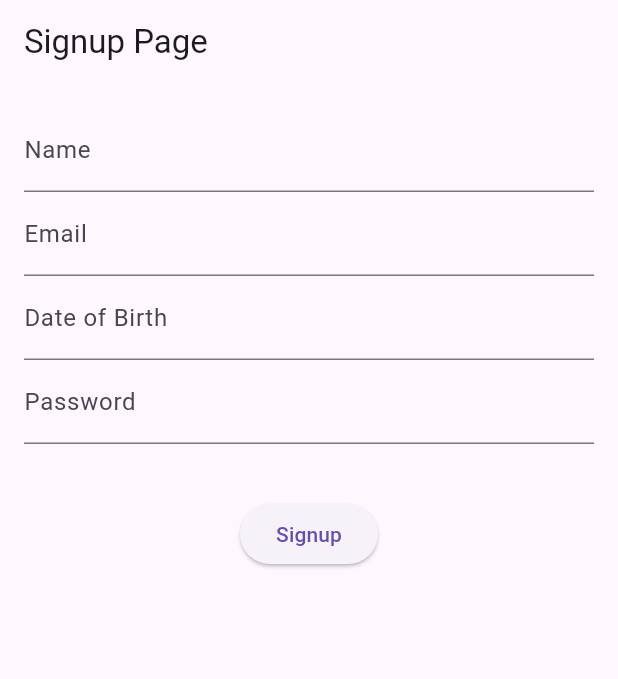
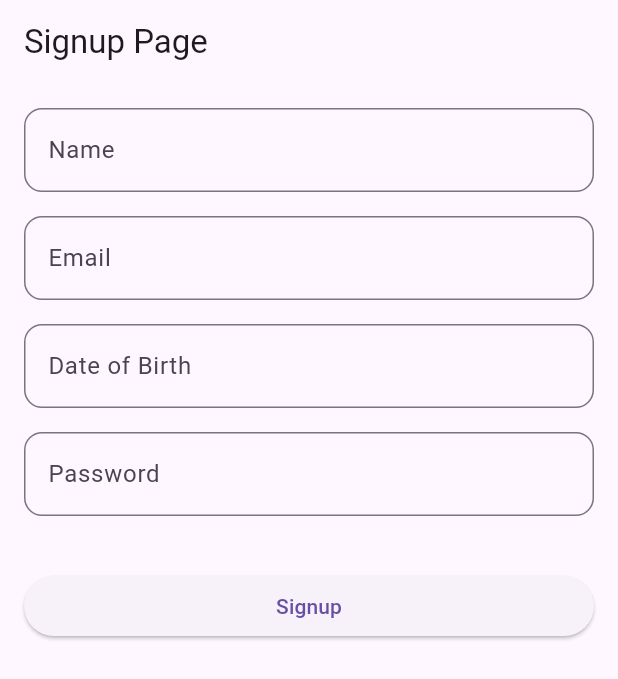
Before and after one commit to abigailsheldon/act10, a Flutter app: the screen it shows after launch, on a phone screen of 412 x 824 dp. Shown: the top 679 px of the screen. Run offline on Flutter 3.47's test engine with Material 3 defaults, Android fonts, the phone set to English and light mode, and no system bars; drawn by our look-alikes of flutter_form_builder; our stand-ins replace form_builder_validators.

```diff
--- a/lib/main.dart
+++ b/lib/main.dart
@@ -33,6 +33,16 @@ class _SignupPageState extends State<SignupPage> {
   // Global key to identify form and save form data for validation
   final _formKey = GlobalKey<FormBuilderState>();
 
+  // A common InputDecoration for rounded borders.
+  InputDecoration _inputDecoration(String label) {
+    return InputDecoration(
+      labelText: label,
+      border: OutlineInputBorder(
+        borderRadius: BorderRadius.circular(12.0),
+      ),
+    );
+  }
+
   @override
   Widget build(BuildContext context) {
     return Scaffold(
@@ -44,56 +54,54 @@ class _SignupPageState extends State<SignupPage> {
           // Global key
           key: _formKey,
           child: Column(
+            crossAxisAlignment: CrossAxisAlignment.stretch,
             children: <Widget>[
               // FormBuilderTextField for text input: name, email, password
 
               // Name input
               FormBuilderTextField(
                 name: 'name',
-                decoration: const InputDecoration(labelText: 'Name'),
+                decoration: _inputDecoration('Name'),
                 // Input validation
                 validator: FormBuilderValidators.compose([
-                  FormBuilderValidators.required(context,
-                      errorText: 'Name required'),
+                  FormBuilderValidators.required(errorText: 'Name required'),
                 ]),
               ),
+              const SizedBox(height: 16),
 
               // Email input
               FormBuilderTextField(
                 name: 'email',
-                decoration: const InputDecoration(labelText: 'Email'),
+                decoration: _inputDecoration('Email'),
                 // Validation
                 validator: FormBuilderValidators.compose([
-                  FormBuilderValidators.required(context,
-                      errorText: 'Email required'),
-                  FormBuilderValidators.email(context,
-                      errorText: 'Please enter a valid email'),
+                  FormBuilderValidators.required(errorText: 'Email required'),
+                  FormBuilderValidators.email(errorText: 'Please enter a valid email'),
                 ]),
               ),
+              const SizedBox(height: 16),
 
               // FormBuilderDateTimePicker for DOB
               // DOB
               FormBuilderDateTimePicker(
                 name: 'dob',
                 inputType: InputType.date,
-                decoration: const InputDecoration(labelText: 'Date of Birth'),
+                decoration: _inputDecoration('Date of Birth'),
                 format: DateFormat('MM-dd-yyyy'),
                 // Validation
-                validator: FormBuilderValidators.required(context,
-                    errorText: 'DOB required'),
+                validator: FormBuilderValidators.required(errorText: 'DOB required'),
               ),
+              const SizedBox(height: 16),
 
               // Password field
               FormBuilderTextField(
                 name: 'password',
-                decoration: const InputDecoration(labelText: 'Password'),
+                decoration: _inputDecoration('Password'),
                 obscureText: true,
                 // Validation
                 validator: FormBuilderValidators.compose([
-                  FormBuilderValidators.required(context,
-                      errorText: 'Password required'),
-                  FormBuilderValidators.minLength(context, 6,
-                      errorText: 'Password must meet requirements'),
+                  FormBuilderValidators.required(errorText: 'Password required'),
+                  FormBuilderValidators.minLength(6, errorText: 'Password must meet requirements'),
                 ]),
               ),
 
@@ -134,7 +142,7 @@ class HomePage extends StatelessWidget {
     return Scaffold(
       appBar: AppBar(title: const Text('Home Page')),
       body: const Center(
-        child: Text('Signup successful! Welcome to the Home Page!'),
+        child: Text('Signup complete! Thank you!'),
       ),
     );
   }
@@ -174,7 +182,14 @@ class MyCustomFormState extends State<MyCustomForm> {
               }
               return null;
             },
+            decoration: InputDecoration(
+              labelText: 'Text',
+              border: OutlineInputBorder(
+                borderRadius: BorderRadius.circular(12.0),
+              ),
+            ),
           ),
+          const SizedBox(height: 16),
           Padding(
             padding: const EdgeInsets.symmetric(vertical: 16),
             child: ElevatedButton(
```
